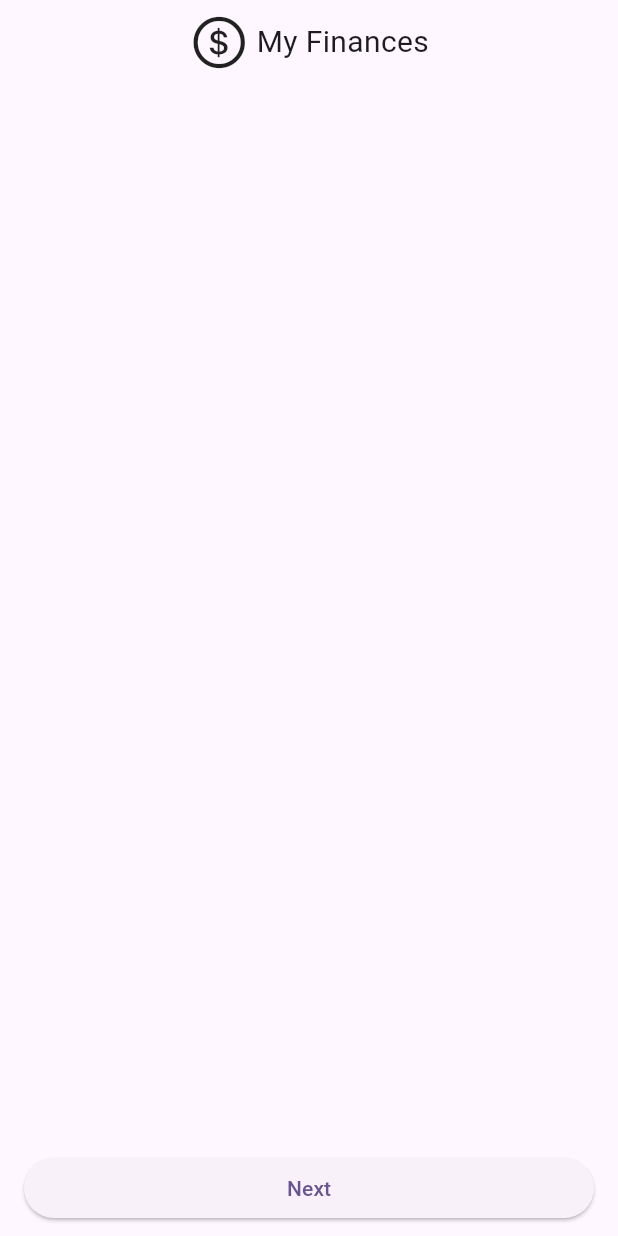
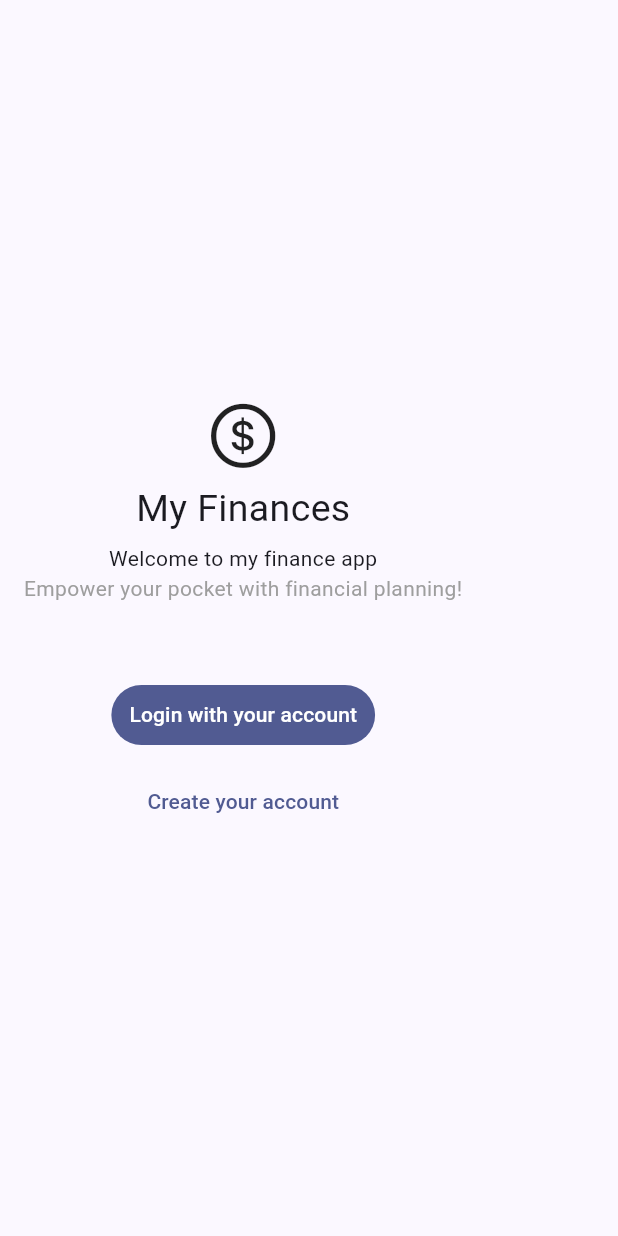
Before and after one commit to eduardoazvd17/my_finances, a Flutter app: the screen it shows after launch, on a phone screen of 412 x 824 dp. Run offline on Flutter 3.47's test engine with Material 2 defaults, Android fonts, the phone set to English and light mode, and no system bars; our stand-ins replace get, localization.

Commit message:
Improving welcome page

```diff
--- a/lib/i18n/en_US.json
+++ b/lib/i18n/en_US.json
@@ -1,5 +1,10 @@
 {
     "app-name": "My Finances",
+    "welcome-text": "Welcome to my finance app",
+    "slogan-text": "Empower your pocket with financial planning!",
+    "login-button-text": "Login with your account",
+    "register-button-text": "Create your account",
+    "name-textfield-label": "What's your name?",
     "send-button": "Send",
     "next-button": "Next",
     "save-button": "Save",
--- a/lib/i18n/es_ES.json
+++ b/lib/i18n/es_ES.json
@@ -1,5 +1,10 @@
 {
     "app-name": "Mis Finanzas",
+    "welcome-text": "Bienvenido a mi aplicación de finanzas",
+    "slogan-text": "¡Potencia tu bolsillo con la planificación financiera!",
+    "login-button-text": "Inicia sesión con tu cuenta",
+    "register-button-text": "Crea tu cuenta",
+    "name-textfield-label": "¿Cuál es tu nombre?",
     "send-button": "Enviar",
     "next-button": "Siguiente",
     "save-button": "Guardar",
--- a/lib/i18n/pt_BR.json
+++ b/lib/i18n/pt_BR.json
@@ -1,6 +1,10 @@
 {
     "app-name": "Minhas Finanças",
-    "send-button": "Enviar",
+    "welcome-text": "Bem-vindo ao aplicativo minhas finanças",
+    "slogan-text": "Empodere seu bolso com planejamento financeiro!",
+    "login-button-text": "Entre com sua conta",
+    "register-button-text": "Crie sua conta",
+    "name-textfield-label": "Como você se chama?",
     "next-button": "Avançar",
     "save-button": "Salvar",
     "cancel-button": "Cancelar"
--- a/lib/main.dart
+++ b/lib/main.dart
@@ -3,7 +3,7 @@ import 'package:get/get.dart';
 import 'package:localization/localization.dart';
 import 'package:myfinances/src/core/presentation/controllers/i18n_controller.dart';
 
-import 'src/features/welcome_page/presentation/pages/welcome_page.dart';
+import 'src/features/authentication/presentation/pages/welcome_page.dart';
 
 void main() {
   Get.lazyPut(() => I18nController(), fenix: true);
@@ -23,7 +23,7 @@ class MyApp extends GetWidget<I18nController> {
         supportedLocales: controller.supportedLocales,
         localeResolutionCallback: controller.localeResolutionCallback,
         theme: ThemeData(
-          colorScheme: ColorScheme.fromSeed(seedColor: Colors.deepPurple),
+          colorScheme: ColorScheme.fromSeed(seedColor: Colors.indigo),
           useMaterial3: true,
         ),
         home: const WelcomePage(),
--- /dev/null
+++ b/lib/src/features/authentication/presentation/pages/welcome_page.dart
@@ -0,0 +1,64 @@
+import 'package:flutter/material.dart';
+import 'package:localization/localization.dart';
+import 'package:myfinances/src/core/presentation/widgets/app_logo.dart';
+
+class WelcomePage extends StatelessWidget {
+  const WelcomePage({super.key});
+
+  @override
+  Widget build(BuildContext context) {
+    return Scaffold(
+      body: SafeArea(
+        child: Padding(
+          padding: const EdgeInsets.symmetric(vertical: 8.0, horizontal: 16),
+          child: Column(
+            mainAxisAlignment: MainAxisAlignment.center,
+            children: [
+              const AppLogo(
+                verticalAlign: true,
+                size: 50,
+              ),
+              Padding(
+                padding: const EdgeInsets.only(top: 5),
+                child: Text(
+                  'welcome-text'.i18n(),
+                  textAlign: TextAlign.center,
+                ),
+              ),
+              Padding(
+                padding: const EdgeInsets.only(bottom: 50),
+                child: Text(
+                  'slogan-text'.i18n(),
+                  textAlign: TextAlign.center,
+                  style: const TextStyle(color: Colors.grey),
+                ),
+              ),
+              TextButton(
+                onPressed: () {},
+                style: ButtonStyle(
+                  backgroundColor: MaterialStateProperty.all(
+                    Theme.of(context).primaryColor,
+                  ),
+                  foregroundColor: MaterialStateProperty.all(
+                    Colors.white,
+                  ),
+                  overlayColor: MaterialStateProperty.all(
+                    Colors.grey.withOpacity(0.25),
+                  ),
+                ),
+                child: Text('login-button-text'.i18n()),
+              ),
+              Padding(
+                padding: const EdgeInsets.only(top: 10.0),
+                child: TextButton(
+                  onPressed: () {},
+                  child: Text('register-button-text'.i18n()),
+                ),
+              ),
+            ],
+          ),
+        ),
+      ),
+    );
+  }
+}
--- a/lib/src/features/welcome_page/presentation/pages/welcome_page.dart
+++ /dev/null
@@ -1,40 +0,0 @@
-import 'package:flutter/material.dart';
-import 'package:localization/localization.dart';
-import 'package:myfinances/src/core/presentation/widgets/app_logo.dart';
-
-class WelcomePage extends StatelessWidget {
-  const WelcomePage({super.key});
-
-  @override
-  Widget build(BuildContext context) {
-    return Scaffold(
-      body: SafeArea(
-        child: Padding(
-          padding: const EdgeInsets.symmetric(vertical: 8.0, horizontal: 16),
-          child: Column(
-            mainAxisAlignment: MainAxisAlignment.spaceBetween,
-            children: [
-              SingleChildScrollView(
-                child: Column(
-                  children: [
-                    AppLogo(verticalAlign: false),
-                  ],
-                ),
-              ),
-              Row(
-                children: [
-                  Expanded(
-                    child: ElevatedButton(
-                      onPressed: () {},
-                      child: Text('next-button'.i18n()),
-                    ),
-                  ),
-                ],
-              ),
-            ],
-          ),
-        ),
-      ),
-    );
-  }
-}
```
